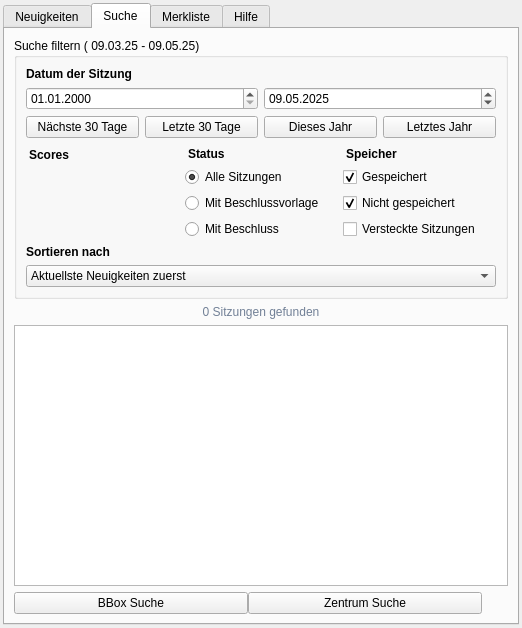
poliscope-de/poliscope-qgis-plugin, file ui/poliscope_plugin_dockwidget_base.ui: the form before one commit.
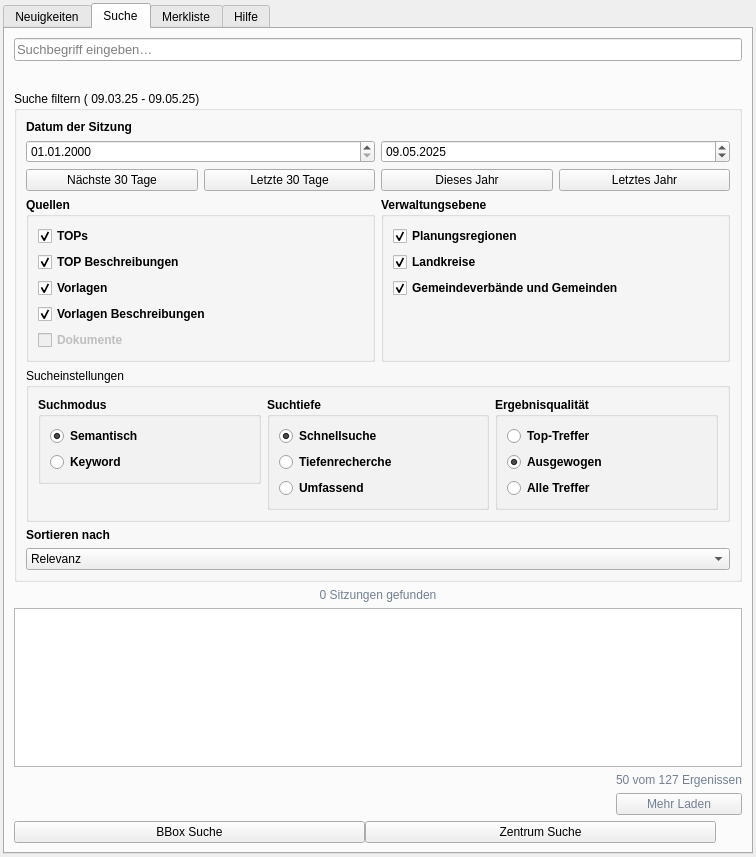
The form after the commit. The open tabs and pages were chosen to show the change. Icons and pictures are not drawn. Custom widgets are drawn as their Qt base class.

Commit message:
Rewrite UI files for API v2 compatibility
- poliscope_plugin_dockwidget_base.ui: remove score/status/storage filters; add search field, Suchmodus, Quellen, Verwaltungsebene, Suchtiefe, Relevanz; rework Merkliste tab for spatial filters and focus region management
- list_item_widget.ui: remove wind/PV score buttons; add lScore, lChunkType, lHitsPreview labels; keep pbBookmark
- detail_dialog.ui: remove wind/PV score rows, status icon, topics group box
- ROADMAP.md: add full v2 rewrite plan and UI checklist

Patch:
```diff
--- a/ui/poliscope_plugin_dockwidget_base.ui
+++ b/ui/poliscope_plugin_dockwidget_base.ui
@@ -6,8 +6,8 @@
    <rect>
     <x>0</x>
     <y>0</y>
-    <width>522</width>
-    <height>628</height>
+    <width>756</width>
+    <height>857</height>
    </rect>
   </property>
   <property name="sizePolicy">
@@ -18,8 +18,8 @@
   </property>
   <property name="minimumSize">
    <size>
-    <width>522</width>
-    <height>628</height>
+    <width>756</width>
+    <height>857</height>
    </size>
   </property>
   <property name="windowIcon">
@@ -957,6 +957,41 @@
         <string>Suche</string>
        </attribute>
        <layout class="QVBoxLayout" name="verticalLayout">
+        <item>
+         <widget class="QLineEdit" name="leQuery_search">
+          <property name="font">
+           <font>
+            <pointsize>10</pointsize>
+            <weight>50</weight>
+            <italic>false</italic>
+            <bold>false</bold>
+            <underline>false</underline>
+            <kerning>true</kerning>
+           </font>
+          </property>
+          <property name="inputMask">
+           <string/>
+          </property>
+          <property name="text">
+           <string/>
+          </property>
+          <property name="alignment">
+           <set>Qt::AlignLeading|Qt::AlignLeft|Qt::AlignVCenter</set>
+          </property>
+          <property name="placeholderText">
+           <string>Suchbegriff eingeben…</string>
+          </property>
+         </widget>
+        </item>
+        <item>
+         <widget class="QWidget" name="wBeliebteSuchen_search" native="true">
+          <layout class="QGridLayout" name="gridLayout_13">
+           <item row="0" column="0">
+            <layout class="QHBoxLayout" name="horizontalLayout_7"/>
+           </item>
+          </layout>
+         </widget>
+        </item>
         <item>
          <layout class="QVBoxLayout" name="verticalLayout_4">
           <item>
@@ -1090,527 +1125,289 @@
                 </layout>
                </item>
                <item>
-                <layout class="QHBoxLayout" name="horizontalLayout_28">
+                <layout class="QHBoxLayout" name="horizontalLayout_8">
                  <item>
-                  <layout class="QVBoxLayout" name="verticalLayout_26">
-                   <item>
-                    <widget class="QLabel" name="label_22">
-                     <property name="font">
-                      <font>
-                       <weight>75</weight>
-                       <bold>true</bold>
-                      </font>
-                     </property>
-                     <property name="styleSheet">
-                      <string notr="true">margin: 3px 0px 0px 0px;</string>
-                     </property>
-                     <property name="text">
-                      <string>Scores</string>
-                     </property>
-                    </widget>
-                   </item>
-                   <item>
-                    <layout class="QHBoxLayout" name="horizontalLayout_29">
-                     <property name="spacing">
-                      <number>0</number>
-                     </property>
-                     <property name="sizeConstraint">
-                      <enum>QLayout::SetFixedSize</enum>
-                     </property>
-                     <item>
-                      <widget class="QPushButton" name="pbDeleteWindScore_search">
-                       <property name="sizePolicy">
-                        <sizepolicy hsizetype="Fixed" vsizetype="Fixed">
-                         <horstretch>0</horstretch>
-                         <verstretch>0</verstretch>
-                        </sizepolicy>
-                       </property>
-                       <property name="minimumSize">
-                        <size>
-                         <width>16</width>
-                         <height>16</height>
-                        </size>
-                       </property>
-                       <property name="sizeIncrement">
-                        <size>
-                         <width>16</width>
-                         <height>16</height>
-                        </size>
-                       </property>
-                       <property name="styleSheet">
-                        <string notr="true">    border: none;
-    background: transparent;</string>
-                       </property>
-                       <property name="text">
-                        <string/>
-                       </property>
-                       <property name="icon">
-                        <iconset>
-                         <normaloff>../resources/icons/x-circle.svg</normaloff>../resources/icons/x-circle.svg</iconset>
-                       </property>
-                      </widget>
-                     </item>
-                     <item>
-                      <widget class="QPushButton" name="pbWindScore1_search">
-                       <property name="sizePolicy">
-                        <sizepolicy hsizetype="Maximum" vsizetype="Maximum">
-                         <horstretch>0</horstretch>
-                         <verstretch>0</verstretch>
-                        </sizepolicy>
-                       </property>
-                       <property name="minimumSize">
-                        <size>
-                         <width>23</width>
-                         <height>21</height>
-                        </size>
-                       </property>
-                       <property name="maximumSize">
-                        <size>
-                         <width>23</width>
-                         <height>21</height>
-                        </size>
-                       </property>
-                       <property name="styleSheet">
-                        <string notr="true">border:none;</string>
-                       </property>
-                       <property name="text">
-                        <string/>
-                       </property>
-                       <property name="icon">
-                        <iconset>
-                         <normaloff>../resources/icons/Wind/Wind1_uns.svg</normaloff>
-                         <normalon>../resources/icons/Wind/Wind1_sel.svg</normalon>../resources/icons/Wind/Wind1_uns.svg</iconset>
-                       </property>
-                       <property name="iconSize">
-                        <size>
-                         <width>24</width>
-                         <height>21</height>
-                        </size>
-                       </property>
-                       <property name="checkable">
-                        <bool>true</bool>
-                       </property>
-                      </widget>
-                     </item>
-                     <item>
-                      <widget class="QPushButton" name="pbWindScore2_search">
-                       <property name="sizePolicy">
-                        <sizepolicy hsizetype="Minimum" vsizetype="Minimum">
-                         <horstretch>0</horstretch>
-                         <verstretch>0</verstretch>
-                        </sizepolicy>
-                       </property>
-                       <property name="minimumSize">
-                        <size>
-                         <width>22</width>
-                         <height>21</height>
-                        </size>
-                       </property>
-                       <property name="maximumSize">
-                        <size>
-                         <width>22</width>
-                         <height>21</height>
-                        </size>
-                       </property>
-                       <property name="styleSheet">
-                        <string notr="true">border:none;</string>
-                       </property>
-                       <property name="text">
-                        <string/>
-                       </property>
-                       <property name="icon">
-                        <iconset>
-                         <normaloff>../resources/icons/Wind/Wind2_uns.svg</normaloff>
-                         <normalon>../resources/icons/Wind/Wind2_sel.svg</normalon>../resources/icons/Wind/Wind2_uns.svg</iconset>
-                       </property>
-                       <property name="iconSize">
-                        <size>
-                         <width>23</width>
-                         <height>21</height>
-                        </size>
-                       </property>
-                       <property name="checkable">
-                        <bool>true</bool>
-                       </property>
-                       <property name="checked">
-                        <bool>false</bool>
-                       </property>
-                       <property name="autoRepeat">
-                        <bool>false</bool>
-                       </property>
-                       <property name="autoExclusive">
-                        <bool>false</bool>
-                       </property>
-                      </widget>
-                     </item>
-                     <item>
-                      <widget class="QPushButton" name="pbWindScore3_search">
-                       <property name="sizePolicy">
-                        <sizepolicy hsizetype="Minimum" vsizetype="Minimum">
-                         <horstretch>0</horstretch>
-                         <verstretch>0</verstretch>
-                        </sizepolicy>
-                       </property>
-                       <property name="minimumSize">
-                        <size>
-                         <width>24</width>
-                         <height>21</height>
-                        </size>
-                       </property>
-                       <property name="maximumSize">
-                        <size>
-                         <width>24</width>
-                         <height>21</height>
-                        </size>
-                       </property>
-                       <property name="sizeIncrement">
-                        <size>
-                         <width>0</width>
-                         <height>0</height>
-                        </size>
-                       </property>
-                       <property name="styleSheet">
-                        <string notr="true">border:none;</string>
-                       </property>
-                       <property name="text">
-                        <string/>
-                       </property>
-                       <property name="icon">
-                        <iconset>
-                         <normaloff>../resources/icons/Wind/Wind3_uns.svg</normaloff>
-                         <normalon>../resources/icons/Wind/Wind3_sel.svg</normalon>../resources/icons/Wind/Wind3_uns.svg</iconset>
-                       </property>
-                       <property name="iconSize">
-                        <size>
-                         <width>24</width>
-                         <height>21</height>
-                        </size>
-                       </property>
-                       <property name="checkable">
-                        <bool>true</bool>
-                       </property>
-                      </widget>
-                     </item>
-                     <item>
-                      <widget class="QFrame" name="frame_13">
-                       <property name="sizePolicy">
-                        <sizepolicy hsizetype="Preferred" vsizetype="Preferred">
-                         <horstretch>0</horstretch>
-                         <verstretch>0</verstretch>
-                        </sizepolicy>
-                       </property>
-                       <property name="frameShape">
-                        <enum>QFrame::NoFrame</enum>
-                       </property>
-                       <property name="frameShadow">
-                        <enum>QFrame::Plain</enum>
-                       </property>
-                      </widget>
-                     </item>
-                    </layout>
-                   </item>
-                   <item>
-                    <layout class="QHBoxLayout" name="horizontalLayout_30">
-                     <property name="spacing">
-                      <number>0</number>
-                     </property>
-                     <property name="sizeConstraint">
-                      <enum>QLayout::SetFixedSize</enum>
-                     </property>
-                     <item>
-                      <widget class="QPushButton" name="pbDeletePVScore_search">
-                       <property name="sizePolicy">
-                        <sizepolicy hsizetype="Fixed" vsizetype="Fixed">
-                         <horstretch>0</horstretch>
-                         <verstretch>0</verstretch>
-                        </sizepolicy>
-                       </property>
-                       <property name="minimumSize">
-                        <size>
-                         <width>16</width>
-                         <height>16</height>
-                        </size>
-                       </property>
-                       <property name="sizeIncrement">
-                        <size>
-                         <width>16</width>
-                         <height>16</height>
-                        </size>
-                       </property>
-                       <property name="styleSheet">
-                        <string notr="true">    border: none;
-    background: transparent;</string>
-                       </property>
-                       <property name="text">
-                        <string/>
-                       </property>
-                       <property name="icon">
-                        <iconset>
-                         <normaloff>../resources/icons/x-circle.svg</normaloff>../resources/icons/x-circle.svg</iconset>
-                       </property>
-                      </widget>
-                     </item>
-                     <item>
-                      <widget class="QPushButton" name="pbPVScore1_search">
-                       <property name="sizePolicy">
-                        <sizepolicy hsizetype="Fixed" vsizetype="Fixed">
-                         <horstretch>0</horstretch>
-                         <verstretch>0</verstretch>
-                        </sizepolicy>
-                       </property>
-                       <property name="minimumSize">
-                        <size>
-                         <width>23</width>
-                         <height>21</height>
-                        </size>
-                       </property>
-                       <property name="maximumSize">
-                        <size>
-                         <width>23</width>
-                         <height>21</height>
-                        </size>
-                       </property>
-                       <property name="styleSheet">
-                        <string notr="true">border:none;</string>
-                       </property>
-                       <property name="text">
-                        <string/>
-                       </property>
-                       <property name="icon">
-                        <iconset>
-                         <normaloff>../resources/icons/PV/PV1_uns.svg</normaloff>
-                         <normalon>../resources/icons/PV/PV1_sel.svg</normalon>../resources/icons/PV/PV1_uns.svg</iconset>
-                       </property>
-                       <property name="iconSize">
-                        <size>
-                         <width>24</width>
-                         <height>21</height>
-                        </size>
-                       </property>
-                       <property name="checkable">
-                        <bool>true</bool>
-                       </property>
-                      </widget>
-                     </item>
-                     <item>
-                      <widget class="QPushButton" name="pbPVScore2_search">
-                       <property name="sizePolicy">
-                        <sizepolicy hsizetype="Fixed" vsizetype="Fixed">
-                         <horstretch>0</horstretch>
-                         <verstretch>0</verstretch>
-                        </sizepolicy>
-                       </property>
-                       <property name="minimumSize">
-                        <size>
-                         <width>22</width>
-                         <height>21</height>
-                        </size>
-                       </property>
-                       <property name="maximumSize">
-                        <size>
-                         <width>22</width>
-                         <height>21</height>
-                        </size>
-                       </property>
-                       <property name="styleSheet">
-                        <string notr="true">border:none;</string>
-                       </property>
-                       <property name="text">
-                        <string/>
-                       </property>
-                       <property name="icon">
-                        <iconset>
-                         <normaloff>../resources/icons/PV/PV2_uns.svg</normaloff>
-                         <normalon>../resources/icons/PV/PV2_sel.svg</normalon>../resources/icons/PV/PV2_uns.svg</iconset>
-                       </property>
-                       <property name="iconSize">
-                        <size>
-                         <width>23</width>
-                         <height>21</height>
-                        </size>
-                       </property>
-                       <property name="checkable">
-                        <bool>true</bool>
-                       </property>
-                       <property name="checked">
-                        <bool>false</bool>
-                       </property>
-                       <property name="autoRepeat">
-                        <bool>false</bool>
-                       </property>
-                       <property name="autoExclusive">
-                        <bool>false</bool>
-                       </property>
-                       <property name="flat">
-                        <bool>false</bool>
-                       </property>
-                      </widget>
-                     </item>
-                     <item>
-                      <widget class="QPushButton" name="pbPVScore3_search">
-                       <property name="sizePolicy">
-                        <sizepolicy hsizetype="Fixed" vsizetype="Fixed">
-                         <horstretch>0</horstretch>
-                         <verstretch>0</verstretch>
-                        </sizepolicy>
-                       </property>
-                       <property name="minimumSize">
-                        <size>
-                         <width>24</width>
-                         <height>21</height>
-                        </size>
-                       </property>
-                       <property name="maximumSize">
-                        <size>
-                         <width>24</width>
-                         <height>21</height>
-                        </size>
-                       </property>
-                       <property name="sizeIncrement">
-                        <size>
-                         <width>0</width>
-                         <height>0</height>
-                        </size>
-                       </property>
-                       <property name="styleSheet">
-                        <string notr="true">border:none;</string>
-                       </property>
-                       <property name="text">
-                        <string/>
-                       </property>
-                       <property name="icon">
-                        <iconset>
-                         <normaloff>../resources/icons/PV/PV3_uns.svg</normaloff>
-                         <normalon>../resources/icons/PV/PV3_sel.svg</normalon>../resources/icons/PV/PV3_uns.svg</iconset>
-                       </property>
-                       <property name="iconSize">
-                        <size>
-                         <width>24</width>
-                         <height>21</height>
-                        </size>
-                       </property>
-                       <property name="checkable">
-                        <bool>true</bool>
-                       </property>
-                      </widget>
-                     </item>
-                     <item>
-                      <widget class="QFrame" name="frame_14">
-                       <property name="frameShape">
-                        <enum>QFrame::NoFrame</enum>
-                       </property>
-                       <property name="frameShadow">
-                        <enum>QFrame::Plain</enum>
-                       </property>
-                      </widget>
-                     </item>
-                    </layout>
-                   </item>
-                   <item>
-                    <widget class="QFrame" name="frame_15">
-                     <property name="frameShape">
-                      <enum>QFrame::NoFrame</enum>
-                     </property>
-                     <property name="frameShadow">
-                      <enum>QFrame::Raised</enum>
-                     </property>
-                    </widget>
-                   </item>
-                  </layout>
+                  <widget class="QGroupBox" name="gbQuellen_search">
+                   <property name="font">
+                    <font>
+                     <weight>75</weight>
+                     <bold>true</bold>
+                    </font>
+                   </property>
+                   <property name="title">
+                    <string>Quellen</string>
+                   </property>
+                   <layout class="QGridLayout" name="gridLayout_10">
+                    <item row="0" column="0">
+                     <widget class="QCheckBox" name="cbTOPs_search">
+                      <property name="text">
+                       <string>TOPs</string>
+                      </property>
+                      <property name="checked">
+                       <bool>true</bool>
+                      </property>
+                     </widget>
+                    </item>
+                    <item row="1" column="0">
+                     <widget class="QCheckBox" name="cbTOPBeschreibungen_search">
+                      <property name="text">
+                       <string>TOP Beschreibungen</string>
+                      </property>
+                      <property name="checked">
+                       <bool>true</bool>
+                      </property>
+                     </widget>
+                    </item>
+                    <item row="2" column="0">
+                     <widget class="QCheckBox" name="cbVorlagen_search">
+                      <property name="text">
+                       <string>Vorlagen</string>
+                      </property>
+                      <property name="checked">
+                       <bool>true</bool>
+                      </property>
+                     </widget>
+                    </item>
+                    <item row="3" column="0">
+                     <widget class="QCheckBox" name="cbVorlagenBeschreibungen_search">
+                      <property name="text">
+                       <string>Vorlagen Beschreibungen</string>
+                      </property>
+                      <property name="checked">
+                       <bool>true</bool>
+                      </property>
+                     </widget>
+                    </item>
+                    <item row="4" column="0">
+                     <widget class="QCheckBox" name="cbDokumente_search">
+                      <property name="enabled">
+                       <bool>false</bool>
+                      </property>
+                      <property name="text">
+                       <string>Dokumente</string>
+                      </property>
+                      <property name="checkable">
+                       <bool>false</bool>
+                      </property>
+                     </widget>
+                    </item>
+                   </layout>
+                  </widget>
                  </item>
                  <item>
-                  <layout class="QVBoxLayout" name="verticalLayout_27">
-                   <item>
-                    <widget class="QLabel" name="label_23">
-                     <property name="font">
-                      <font>
-                       <weight>75</weight>
-                       <bold>true</bold>
-                      </font>
-                     </property>
-                     <property name="styleSheet">
-                      <string notr="true">margin: 3px 0px 0px 0px;</string>
-                     </property>
-                     <property name="text">
-                      <string>Status</string>
-                     </property>
-                    </widget>
-                   </item>
-                   <item>
-                    <widget class="QRadioButton" name="rbStatusAll_search">
-                     <property name="text">
-                      <string>Alle Sitzungen</string>
-                     </property>
-                     <property name="checked">
-                      <bool>true</bool>
-                     </property>
-                    </widget>
-                   </item>
-                   <item>
-                    <widget class="QRadioButton" name="rbStatusWithBeschlussVorlage_search">
-                     <property name="text">
-                      <string>Mit Beschlussvorlage</string>
-                     </property>
-                    </widget>
-                   </item>
-                   <item>
-                    <widget class="QRadioButton" name="rbStatusWithBeschluss_search">
-                     <property name="text">
-                      <string>Mit Beschluss</string>
-                     </property>
-                    </widget>
-                   </item>
-                  </layout>
-                 </item>
-                 <item>
-                  <layout class="QVBoxLayout" name="verticalLayout_28">
-                   <item>
-                    <widget class="QLabel" name="label_24">
-                     <property name="font">
-                      <font>
-                       <weight>75</weight>
-                       <bold>true</bold>
-                      </font>
-                     </property>
-                     <property name="styleSheet">
-                      <string notr="true">margin: 3px 0px 0px 0px;</string>
-                     </property>
-                     <property name="text">
-                      <string>Speicher</string>
-                     </property>
-                    </widget>
-                   </item>
-                   <item>
-                    <widget class="QCheckBox" name="cbSpeicherSaved_search">
-                     <property name="text">
-                      <string>Gespeichert</string>
-                     </property>
-                     <property name="checked">
-                      <bool>true</bool>
-                     </property>
-                    </widget>
-                   </item>
-                   <item>
-                    <widget class="QCheckBox" name="cbSpeicherNotSaved_search">
-                     <property name="text">
-                      <string>Nicht gespeichert</string>
-                     </property>
-                     <property name="checked">
-                      <bool>true</bool>
-                     </property>
-                    </widget>
-                   </item>
-                   <item>
-                    <widget class="QCheckBox" name="cbSpeicherHiddenMeetings_search">
-                     <property name="text">
-                      <string>Versteckte Sitzungen</string>
-                     </property>
-                    </widget>
-                   </item>
-                  </layout>
+                  <widget class="QGroupBox" name="gbVerwaltungsebene_search">
+                   <property name="font">
+                    <font>
+                     <weight>75</weight>
+                     <bold>true</bold>
+                    </font>
+                   </property>
+                   <property name="title">
+                    <string>Verwaltungsebene</string>
+                   </property>
+                   <layout class="QGridLayout" name="gridLayout_12">
+                    <item row="1" column="0">
+                     <widget class="QCheckBox" name="cbLandkreise_search">
+                      <property name="text">
+                       <string>Landkreise</string>
+                      </property>
+                      <property name="checked">
+                       <bool>true</bool>
+                      </property>
+                     </widget>
+                    </item>
+                    <item row="0" column="0">
+                     <widget class="QCheckBox" name="cbPlanungsregionen_search">
+                      <property name="text">
+                       <string>Planungsregionen</string>
+                      </property>
+                      <property name="checked">
+                       <bool>true</bool>
+                      </property>
+                     </widget>
+                    </item>
+                    <item row="2" column="0">
+                     <widget class="QCheckBox" name="cbGemeindeverbaende_search">
+                      <property name="text">
+                       <string>Gemeindeverbände und Gemeinden</string>
+                      </property>
+                      <property name="checked">
+                       <bool>true</bool>
+                      </property>
+                     </widget>
+                    </item>
+                    <item row="3" column="0">
+                     <spacer name="verticalSpacer_2">
+                      <property name="orientation">
+                       <enum>Qt::Vertical</enum>
+                      </property>
+                      <property name="sizeHint" stdset="0">
+                       <size>
+                        <width>20</width>
+                        <height>40</height>
+                       </size>
+                      </property>
+                     </spacer>
+                    </item>
+                   </layout>
+                  </widget>
                  </item>
                 </layout>
                </item>
+               <item>
+                <widget class="QgsCollapsibleGroupBox" name="gbSucheinstellungen_search">
+                 <property name="title">
+                  <string>Sucheinstellungen</string>
+                 </property>
+                 <property name="collapsed">
+                  <bool>true</bool>
+                 </property>
+                 <layout class="QGridLayout" name="gridLayout_9">
+                  <item row="0" column="0">
+                   <layout class="QHBoxLayout" name="horizontalLayout_28">
+                    <item>
+                     <layout class="QVBoxLayout" name="verticalLayout_26">
+                      <item>
+                       <widget class="QGroupBox" name="gbSuchmodus_search">
+                        <property name="font">
+                         <font>
+                          <weight>75</weight>
+                          <bold>true</bold>
+                         </font>
+                        </property>
+                        <property name="title">
+                         <string>Suchmodus</string>
+                        </property>
+                        <layout class="QGridLayout" name="gridLayout_6">
+                         <item row="2" column="0">
+                          <widget class="QRadioButton" name="rbKeyword_search">
+                           <property name="text">
+                            <string>Keyword</string>
+                           </property>
+                          </widget>
+                         </item>
+                         <item row="1" column="0">
+                          <widget class="QRadioButton" name="rbSemantisch_search">
+                           <property name="text">
+                            <string>Semantisch</string>
+                           </property>
+                           <property name="checked">
+                            <bool>true</bool>
+                           </property>
+                          </widget>
+                         </item>
+                        </layout>
+                       </widget>
+                      </item>
+                      <item>
+                       <widget class="QFrame" name="frame_15">
+                        <property name="frameShape">
+                         <enum>QFrame::NoFrame</enum>
+                        </property>
+                        <property name="frameShadow">
+                         <enum>QFrame::Raised</enum>
+                        </property>
+                       </widget>
+                      </item>
+                     </layout>
+                    </item>
+                    <item>
+                     <layout class="QVBoxLayout" name="verticalLayout_27">
+                      <item>
+                       <widget class="QGroupBox" name="gbSuchtiefe_search">
+                        <property name="font">
+                         <font>
+                          <weight>75</weight>
+                          <bold>true</bold>
+                         </font>
+                        </property>
+                        <property name="toolTip">
+                         <string>Höhere Suchtiefe erhöht die Ladezeit</string>
+                        </property>
+                        <property name="title">
+                         <string>Suchtiefe</string>
+                        </property>
+                        <layout class="QGridLayout" name="gridLayout_7">
+                         <item row="2" column="0">
+                          <widget class="QRadioButton" name="rbUmfassend_search">
+                           <property name="text">
+                            <string>Umfassend</string>
+                           </property>
+                          </widget>
+                         </item>
+                         <item row="1" column="0">
+                          <widget class="QRadioButton" name="rbTiefenrecherche_search">
+                           <property name="text">
+                            <string>Tiefenrecherche</string>
+                           </property>
+                          </widget>
+                         </item>
+                         <item row="0" column="0">
+                          <widget class="QRadioButton" name="rbSchnellsuche_search">
+                           <property name="text">
+                            <string>Schnellsuche</string>
+                           </property>
+                           <property name="checked">
+                            <bool>true</bool>
+                           </property>
+                          </widget>
+                         </item>
+                        </layout>
+                       </widget>
+                      </item>
+                     </layout>
+                    </item>
+                    <item>
+                     <layout class="QVBoxLayout" name="verticalLayout_28">
+                      <item>
+                       <widget class="QGroupBox" name="gbErgebnisqualitaet_search">
+                        <property name="font">
+                         <font>
+                          <weight>75</weight>
+                          <bold>true</bold>
+                         </font>
+                        </property>
+                        <property name="toolTip">
+                         <string>Top-Treffer ≥0.70 | Ausgewogen ≥0.50 | Alle Treffer ≥0.30</string>
+                        </property>
+                        <property name="title">
+                         <string>Ergebnisqualität</string>
+                        </property>
+                        <layout class="QGridLayout" name="gridLayout_8">
+                         <item row="0" column="0">
+                          <widget class="QRadioButton" name="rbTopTreffer_search">
+                           <property name="text">
+                            <string>Top-Treffer</string>
+                           </property>
+                          </widget>
+                         </item>
+                         <item row="1" column="0">
+                          <widget class="QRadioButton" name="rbAusgewogen_search">
+                           <property name="text">
+                            <string>Ausgewogen</string>
+                           </property>
+                           <property name="checked">
+                            <bool>true</bool>
+                           </property>
+                          </widget>
+                         </item>
+                         <item row="2" column="0">
+                          <widget class="QRadioButton" name="rbAlleTreffer_search">
+                           <property name="text">
+                            <string>Alle Treffer</string>
+                           </property>
+                          </widget>
+                         </item>
+                        </layout>
+                       </widget>
+                      </item>
+                     </layout>
+                    </item>
+                   </layout>
+                  </item>
+                 </layout>
+                </widget>
+               </item>
                <item>
                 <layout class="QVBoxLayout" name="verticalLayout_29">
                  <property name="sizeConstraint">
@@ -1642,7 +1439,7 @@
                    </property>
                    <item>
                     <property name="text">
-                     <string>Aktuellste Neuigkeiten zuerst</string>
+                     <string>Relevanz</string>
                     </property>
                    </item>
                    <item>
@@ -1683,7 +1480,62 @@
            </widget>
           </item>
           <item>
-           <widget class="QListWidget" name="searchList"/>
+           <widget class="QListWidget" name="searchList">
+            <property name="toolTip">
+             <string>Höhere Suchtiefe erhöht die Ladezeit</string>
+            </property>
+            <property name="toolTipDuration">
+             <number>9</number>
+            </property>
+            <property name="whatsThis">
+             <string/>
+            </property>
+           </widget>
+          </item>
+          <item>
+           <layout class="QGridLayout" name="gridLayout_11">
+            <item row="0" column="1">
+             <layout class="QHBoxLayout" name="horizontalLayout_9">
+              <item>
+               <layout class="QVBoxLayout" name="verticalLayout_14">
+                <item>
+                 <widget class="QLabel" name="lblResultCount_search">
+                  <property name="styleSheet">
+                   <string notr="true">color:#718096;</string>
+                  </property>
+                  <property name="text">
+                   <string>50 vom 127 Ergenissen</string>
+                  </property>
+                 </widget>
+                </item>
+                <item>
+                 <widget class="QPushButton" name="pbMehrLaden_search">
+                  <property name="styleSheet">
+                   <string notr="true">color:#718096;</string>
+                  </property>
+                  <property name="text">
+                   <string>Mehr Laden</string>
+                  </property>
+                 </widget>
+                </item>
+               </layout>
+              </item>
+             </layout>
+            </item>
+            <item row="0" column="0">
+             <spacer name="horizontalSpacer_2">
+              <property name="orientation">
+               <enum>Qt::Horizontal</enum>
+              </property>
+              <property name="sizeHint" stdset="0">
+               <size>
+                <width>40</width>
+                <height>20</height>
+               </size>
+              </property>
+             </spacer>
+            </item>
+           </layout>
           </item>
          </layout>
         </item>
```
Left out of the diff: 1431 changed lines with no effect on the pictures. The commit also changes 3 other files.
